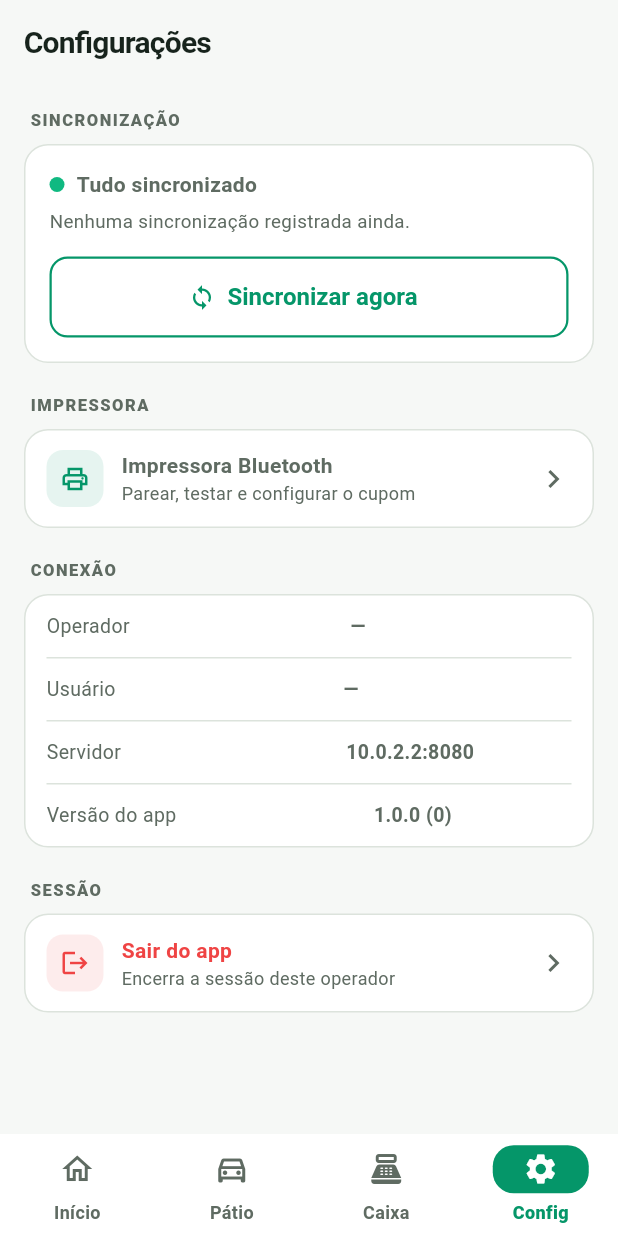
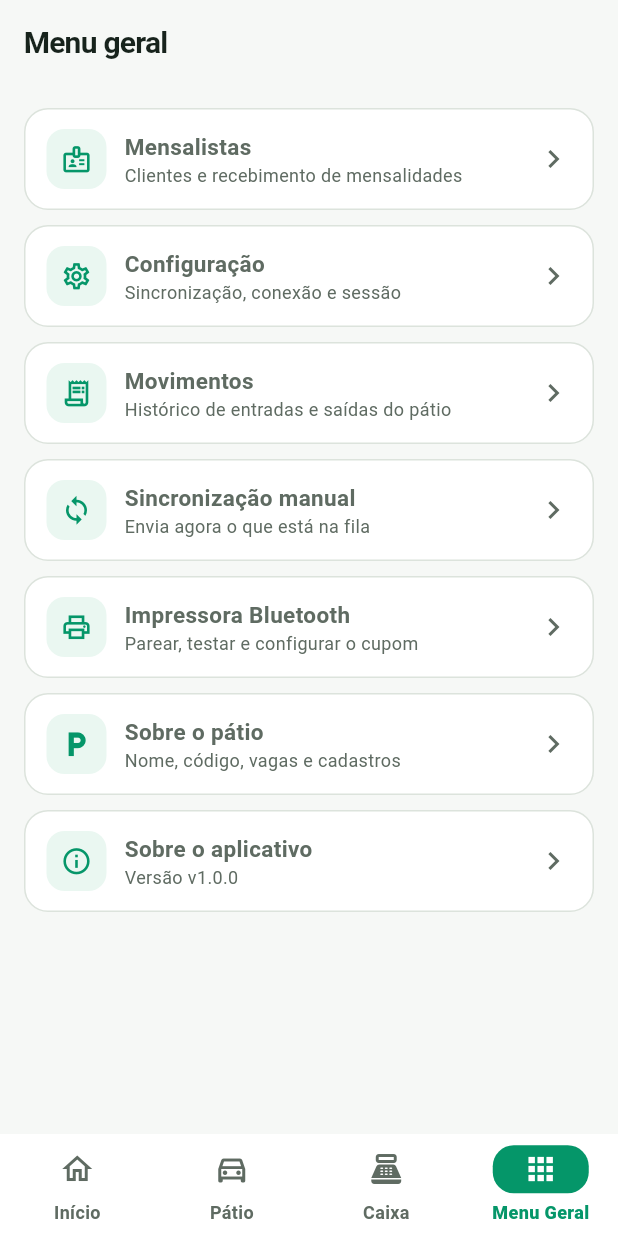
Before and after one commit to edvaldovieeiraa/nuvempark, a Flutter app: the MainShell screen opened by its route, item 4 of the bottom bar chosen, on a phone screen of 412 x 824 dp. Run offline on Flutter 3.47's test engine with Material 3 defaults, Android fonts, the phone set to English and light mode, and no system bars; our stand-ins replace connectivity_plus, dio, drift, flutter_riverpod, flutter_secure_storage, go_router and 2 more; missing offline and left inert: google_mlkit_text_recognition, mobile_scanner, print_bluetooth_thermal; accounts and stored records are empty; generated files the repository leaves out were written again.

Commit message:
feat(app): menu geral na navegacao inferior com acesso unificado as telas
A aba "Config" da barra inferior vira "Menu Geral" (Icons.apps): porta de
entrada única para as telas que não cabem na bottom bar.

Sete itens, na ordem: Mensalistas · Configuração · Movimentos · Sincronização
manual · Impressora Bluetooth · Sobre o pátio · Sobre o aplicativo.

- Nenhuma UI duplicada: Mensalistas, Movimentos e Impressora só ganharam um
  ponto de entrada a mais — continuam sendo as telas de sempre. Configurações
  deixou de ser aba e virou rota (/ajustes); a tela é a mesma, intocada.
- Sincronização manual invoca a MESMA drenagem que o loop já usa
  (syncEngine.drain()), com feedback em toast. O engine não foi tocado.
- Duas telas novas, ambas somente leitura: Sobre o pátio (nome, código, vagas,
  empresa e cadastros — tudo do cache Drift, zero rede nova) e Sobre o
  aplicativo (versão via Env/--dart-define, sem package_info_plus: seria uma
  dependência para ler um dado que o app já carrega).
- Rotas antigas preservadas: /impressora, /movimentos e /mensalistas seguem
  funcionando para quem já apontava para elas.

Co-Authored-By: Claude Opus 4.8 <noreply@anthropic.com>

```diff
--- a/app/lib/core/router/app_router.dart
+++ b/app/lib/core/router/app_router.dart
@@ -16,6 +16,9 @@ import '../../features/caixa/presentation/caixa_screen.dart';
 import '../../features/caixa/presentation/caixa_movimentos_screen.dart';
 import '../../features/mensalistas/presentation/mensalistas_screen.dart';
 import '../../features/printing/presentation/printer_settings_screen.dart';
+import '../../features/ajustes/presentation/ajustes_screen.dart';
+import '../../features/menu/presentation/sobre_patio_screen.dart';
+import '../../features/menu/presentation/sobre_app_screen.dart';
 
 abstract final class Routes {
   static const splash = '/splash';
@@ -31,6 +34,11 @@ abstract final class Routes {
   static const caixaMovimentos = '/caixa/movimentos';
   static const mensalistas = '/mensalistas';
   static const impressora = '/impressora';
+  // Telas alcançadas pelo Menu Geral. `ajustes` ganhou rota própria: a tela de
+  // Configurações continua a mesma, só deixou de ser aba e virou destino.
+  static const ajustes = '/ajustes';
+  static const sobrePatio = '/sobre-patio';
+  static const sobreApp = '/sobre-app';
   static String saidaDetalhe(String id) => '/saida/$id';
 }
 
@@ -75,6 +83,9 @@ final routerProvider = Provider<GoRouter>((ref) {
         builder: (context, state) => const MensalistasScreen(),
       ),
       GoRoute(path: Routes.impressora, builder: (context, state) => const PrinterSettingsScreen()),
+      GoRoute(path: Routes.ajustes, builder: (context, state) => const AjustesScreen()),
+      GoRoute(path: Routes.sobrePatio, builder: (context, state) => const SobrePatioScreen()),
+      GoRoute(path: Routes.sobreApp, builder: (context, state) => const SobreAppScreen()),
     ],
   );
 });
--- /dev/null
+++ b/app/lib/features/menu/presentation/menu_geral_screen.dart
@@ -0,0 +1,176 @@
+import 'package:flutter/material.dart';
+import 'package:flutter_riverpod/flutter_riverpod.dart';
+import 'package:go_router/go_router.dart';
+import 'package:nuvempark_core/nuvempark_core.dart';
+
+import '../../../core/config/env.dart';
+import '../../../core/di/providers.dart';
+import '../../../core/router/app_router.dart';
+import '../../../core/theme/app_colors.dart';
+import '../../ajustes/presentation/ajustes_screen.dart';
+
+/// Aba "Menu Geral": porta de entrada única para as telas que não moram na
+/// barra inferior. Nada de UI duplicada — cada item navega para a tela que já
+/// existe (Configurações, Movimentos, Mensalistas, Impressora).
+class MenuGeralScreen extends ConsumerStatefulWidget {
+  const MenuGeralScreen({super.key});
+
+  @override
+  ConsumerState<MenuGeralScreen> createState() => _MenuGeralScreenState();
+}
+
+class _MenuGeralScreenState extends ConsumerState<MenuGeralScreen> {
+  bool _sincronizando = false;
+
+  @override
+  Widget build(BuildContext context) {
+    return Scaffold(
+      appBar: AppBar(title: const Text('Menu geral')),
+      body: ListView(
+        padding: const EdgeInsets.all(16),
+        children: [
+          _item(
+            icone: Icons.badge_outlined,
+            titulo: 'Mensalistas',
+            subtitulo: 'Clientes e recebimento de mensalidades',
+            onTap: () => context.push(Routes.mensalistas),
+          ),
+          _item(
+            icone: Icons.settings_outlined,
+            titulo: 'Configuração',
+            subtitulo: 'Sincronização, conexão e sessão',
+            onTap: () => context.push(Routes.ajustes),
+          ),
+          _item(
+            icone: Icons.receipt_long_outlined,
+            titulo: 'Movimentos',
+            subtitulo: 'Histórico de entradas e saídas do pátio',
+            onTap: () => context.push(Routes.movimentos),
+          ),
+          _item(
+            icone: Icons.sync,
+            titulo: 'Sincronização manual',
+            subtitulo: _sincronizando
+                ? 'Sincronizando…'
+                : 'Envia agora o que está na fila',
+            carregando: _sincronizando,
+            onTap: _sincronizarAgora,
+          ),
+          _item(
+            icone: Icons.print_outlined,
+            titulo: 'Impressora Bluetooth',
+            subtitulo: 'Parear, testar e configurar o cupom',
+            onTap: () => context.push(Routes.impressora),
+          ),
+          _item(
+            icone: Icons.local_parking_outlined,
+            titulo: 'Sobre o pátio',
+            subtitulo: 'Nome, código, vagas e cadastros',
+            onTap: () => context.push(Routes.sobrePatio),
+          ),
+          _item(
+            icone: Icons.info_outline,
+            titulo: 'Sobre o aplicativo',
+            subtitulo: 'Versão ${Env.versionDisplay}',
+            onTap: () => context.push(Routes.sobreApp),
+          ),
+        ],
+      ),
+    );
+  }
+
+  /// Dispara a MESMA drenagem que o loop de sync usa — só que na hora, a pedido
+  /// do operador. O engine não muda: só é invocado.
+  Future<void> _sincronizarAgora() async {
+    if (_sincronizando) return;
+    setState(() => _sincronizando = true);
+    try {
+      final r = await ref.read(syncEngineProvider).drain();
+      ref.invalidate(syncInfoProvider);
+      if (!mounted) return;
+      if (r.failed > 0) {
+        AppToast.error(context,
+            '${r.synced} enviados, ${r.failed} falharam. Vou reintentar.');
+      } else if (r.synced > 0) {
+        AppToast.success(
+            context,
+            '${r.synced} ${r.synced == 1 ? 'item enviado' : 'itens enviados'} '
+            'para a dashboard.');
+      } else {
+        AppToast.info(context, 'Nada pendente — tudo em dia.');
+      }
+    } catch (_) {
+      if (mounted) {
+        AppToast.error(context, 'Não consegui sincronizar agora.');
+      }
+    } finally {
+      if (mounted) setState(() => _sincronizando = false);
+    }
+  }
+
+  Widget _item({
+    required IconData icone,
+    required String titulo,
+    required String subtitulo,
+    required VoidCallback onTap,
+    bool carregando = false,
+  }) =>
+      Padding(
+        padding: const EdgeInsets.only(bottom: 10),
+        child: Container(
+          decoration: BoxDecoration(
+            color: AppColors.surface,
+            borderRadius: BorderRadius.circular(16),
+            border: Border.all(color: AppColors.border),
+          ),
+          child: InkWell(
+            onTap: carregando ? null : onTap,
+            borderRadius: BorderRadius.circular(16),
+            child: Padding(
+              padding:
+                  const EdgeInsets.symmetric(horizontal: 14, vertical: 13),
+              child: Row(
+                children: [
+                  Container(
+                    width: 40,
+                    height: 40,
+                    decoration: BoxDecoration(
+                      color: AppColors.entradaBg,
+                      borderRadius: BorderRadius.circular(12),
+                    ),
+                    child:
+                        Icon(icone, size: 21, color: AppColors.entrada),
+                  ),
+                  const SizedBox(width: 12),
+                  Expanded(
+                    child: Column(
+                      crossAxisAlignment: CrossAxisAlignment.start,
+                      children: [
+                        Text(titulo,
+                            style: const TextStyle(
+                                fontWeight: FontWeight.w700, fontSize: 15)),
+                        Text(subtitulo,
+                            maxLines: 1,
+                            overflow: TextOverflow.ellipsis,
+                            style: const TextStyle(
+                                fontSize: 12,
+                                color: AppColors.onSurfaceVariant)),
+                      ],
+                    ),
+                  ),
+                  if (carregando)
+                    const SizedBox(
+                      width: 18,
+                      height: 18,
+                      child: CircularProgressIndicator(strokeWidth: 2.2),
+                    )
+                  else
+                    const Icon(Icons.chevron_right,
+                        color: AppColors.onSurfaceVariant),
+                ],
+              ),
+            ),
+          ),
+        ),
+      );
+}
--- a/app/lib/features/shell/main_shell.dart
+++ b/app/lib/features/shell/main_shell.dart
@@ -3,14 +3,14 @@ import 'package:flutter_riverpod/flutter_riverpod.dart';
 
 import '../caixa/presentation/caixa_screen.dart';
 import '../home/presentation/home_screen.dart';
-import '../ajustes/presentation/ajustes_screen.dart';
+import '../menu/presentation/menu_geral_screen.dart';
 import '../../core/platform/lock_task.dart';
 import '../patio/presentation/patio_tab.dart';
 import '../printing/presentation/providers/printer_provider.dart';
 import '../sync/data/sync_loop.dart';
 import 'conexao_banner.dart';
 
-/// Casco principal do app: bottom nav com Início / Pátio / Caixa / Config.
+/// Casco principal do app: bottom nav com Início / Pátio / Caixa / Menu Geral.
 /// As abas vivem num IndexedStack (estado preservado ao trocar).
 class MainShell extends ConsumerStatefulWidget {
   const MainShell({super.key});
@@ -68,7 +68,7 @@ class _MainShellState extends ConsumerState<MainShell> {
                 ),
                 const PatioTab(),
                 const CaixaScreen(),
-                const AjustesScreen(),
+                const MenuGeralScreen(),
               ],
             ),
           ),
@@ -96,9 +96,9 @@ class _MainShellState extends ConsumerState<MainShell> {
             label: 'Caixa',
           ),
           NavigationDestination(
-            icon: Icon(Icons.settings_outlined),
-            selectedIcon: Icon(Icons.settings),
-            label: 'Config',
+            icon: Icon(Icons.apps_outlined),
+            selectedIcon: Icon(Icons.apps),
+            label: 'Menu Geral',
           ),
         ],
       ),
```
Also changed, not shown: app/lib/features/menu/presentation/sobre_app_screen.dart (added, +115 -0 lines), app/lib/features/menu/presentation/sobre_patio_screen.dart (added, +123 -0 lines).
